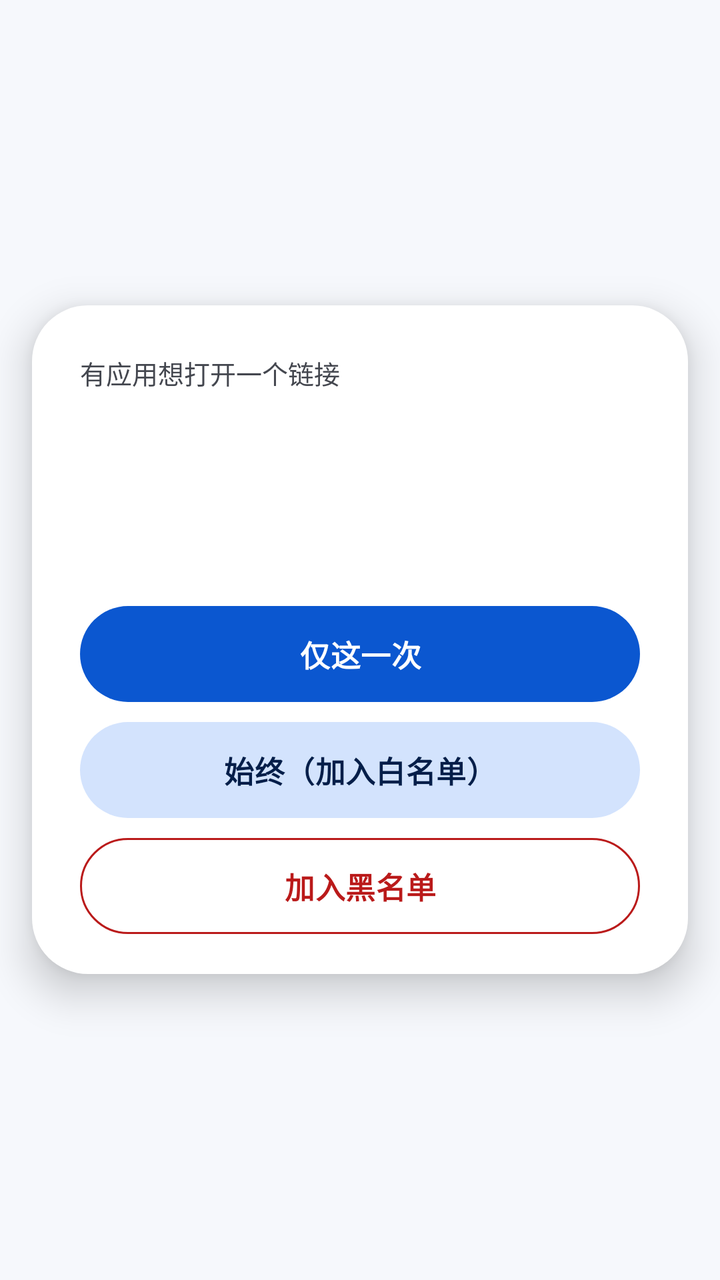
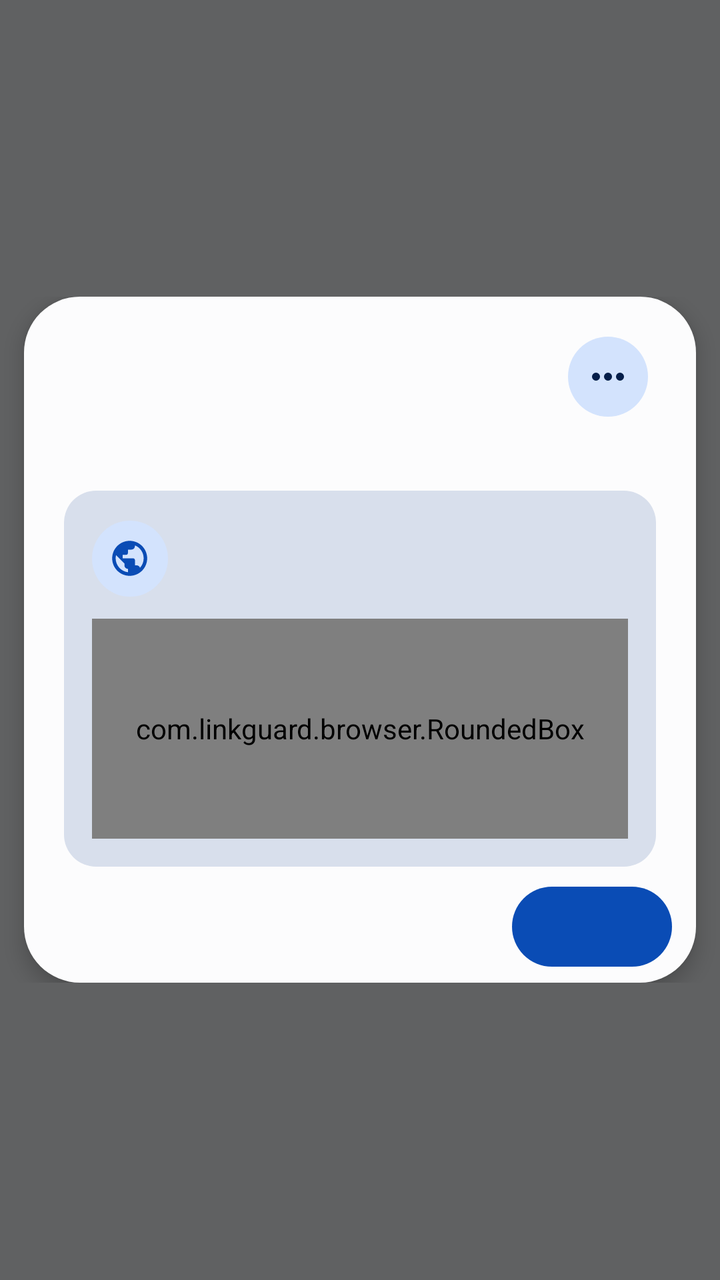

Before-and-after screenshots of an Android layout around one commit, followed by the original layout XML and the change that was made.
<!-- AndroidManifest.xml: application theme Theme.LG.Blue -->
<!-- res/layout/dialog_intercept.xml -->
<?xml version="1.0" encoding="utf-8"?>
<FrameLayout xmlns:android="http://schemas.android.com/apk/res/android"
    android:layout_width="match_parent"
    android:layout_height="match_parent">

    <ScrollView
        android:layout_width="match_parent"
        android:layout_height="wrap_content"
        android:layout_gravity="center"
        android:layout_marginStart="16dp"
        android:layout_marginEnd="16dp"
        android:background="@drawable/md_dialog_card"
        android:elevation="12dp"
        android:scrollbars="none">

        <LinearLayout
            android:layout_width="match_parent"
            android:layout_height="wrap_content"
            android:orientation="vertical"
            android:paddingStart="24dp"
            android:paddingTop="24dp"
            android:paddingEnd="24dp"
            android:paddingBottom="20dp">

            <TextView
                android:id="@+id/tvTitle"
                style="@style/Text.LG.Body"
                android:text="@string/ask_title" />

            <TextView
                android:id="@+id/tvRoot"
                style="@style/Text.LG.Headline"
                android:layout_marginTop="8dp"
                android:ellipsize="end"
                android:maxLines="2" />

            <TextView
                android:id="@+id/tvUrl"
                style="@style/Text.LG.Body"
                android:layout_marginTop="6dp"
                android:ellipsize="middle"
                android:maxLines="3"
                android:textSize="12sp" />

            <TextView
                android:id="@+id/tvSource"
                style="@style/Text.LG.Body"
                android:layout_marginTop="10dp"
                android:textSize="12sp"
                android:visibility="gone" />

            <TextView
                android:id="@+id/tvDefault"
                style="@style/Text.LG.Body"
                android:layout_marginTop="10dp"
                android:textSize="12sp" />

            <LinearLayout
                android:id="@+id/llActions"
                android:layout_width="match_parent"
                android:layout_height="wrap_content"
                android:layout_marginTop="22dp"
                android:orientation="vertical">

                <Button
                    android:id="@+id/btnOnce"
                    style="@style/Widget.LG.Button.Filled"
                    android:text="@string/opt_once" />

                <Button
                    android:id="@+id/btnAlways"
                    style="@style/Widget.LG.Button.Tonal"
                    android:layout_marginTop="10dp"
                    android:text="@string/opt_always" />

                <Button
                    android:id="@+id/btnBlock"
                    style="@style/Widget.LG.Button.Outlined.Danger"
                    android:layout_marginTop="10dp"
                    android:text="@string/opt_block" />

                <Button
                    android:id="@+id/btnAppBlock"
                    style="@style/Widget.LG.Button.Outlined.Danger"
                    android:layout_marginTop="10dp"
                    android:text="@string/block_this_app"
                    android:visibility="gone" />
            </LinearLayout>

            <LinearLayout
                android:id="@+id/llPicker"
                android:layout_width="match_parent"
                android:layout_height="wrap_content"
                android:layout_marginTop="14dp"
                android:orientation="vertical"
                android:visibility="gone">

                <TextView
                    android:id="@+id/tvPickHint"
                    style="@style/Text.LG.Body"
                    android:text="@string/pick_hint_once" />

                <ScrollView
                    android:id="@+id/svBrowsers"
                    android:layout_width="match_parent"
                    android:layout_height="wrap_content"
                    android:layout_marginTop="6dp"
                    android:scrollbars="vertical">

                    <LinearLayout
                        android:id="@+id/llBrowsers"
                        android:layout_width="match_parent"
                        android:layout_height="wrap_content"
                        android:orientation="vertical" />
                </ScrollView>

                <Button
                    android:id="@+id/btnBack"
                    style="@style/Widget.LG.Button.Outlined"
                    android:layout_marginTop="14dp"
                    android:text="@string/opt_back" />
            </LinearLayout>
        </LinearLayout>
    </ScrollView>
</FrameLayout>
<!-- resources referenced by this layout -->
<resources>
  <string name="ask_title">有应用想打开一个链接</string>
  <string name="block_this_app">屏蔽「%1$s」</string>
  <string name="opt_always">始终（加入白名单）</string>
  <string name="opt_back">返回</string>
  <string name="opt_block">加入黑名单</string>
  <string name="opt_once">仅这一次</string>
  <string name="pick_hint_once">还没设置默认浏览器，选一个只用于本次打开：</string>
  <style name="Text.LG.Body" parent="">
          <item name="android:layout_width">match_parent</item>
          <item name="android:layout_height">wrap_content</item>
          <item name="android:textColor">?attr/lgOnSurfaceVariant</item>
          <item name="android:textSize">13sp</item>
          <item name="android:lineSpacingExtra">3dp</item>
      </style>
  <style name="Text.LG.Headline" parent="">
          <item name="android:layout_width">match_parent</item>
          <item name="android:layout_height">wrap_content</item>
          <item name="android:textColor">?attr/lgOnSurface</item>
          <item name="android:textSize">24sp</item>
          <item name="android:textStyle">bold</item>
          <item name="android:includeFontPadding">false</item>
      </style>
  <style name="Widget.LG.Button.Outlined" parent="@style/Widget.LG.Button">
          <item name="android:background">@drawable/md_btn_outlined</item>
          <item name="android:textColor">?attr/lgPrimary</item>
      </style>
  <style name="Widget.LG.Button.Outlined.Danger" parent="@style/Widget.LG.Button.Outlined">
          <item name="android:background">@drawable/md_btn_outlined_danger</item>
          <item name="android:textColor">?attr/lgDanger</item>
      </style>
  <style name="Widget.LG.Button.Tonal" parent="@style/Widget.LG.Button">
          <item name="android:background">@drawable/md_btn_tonal</item>
          <item name="android:textColor">?attr/lgOnPrimaryContainer</item>
      </style>
  <style name="Theme.LG.Blue" parent="Theme.LG.Light">
          <item name="lgPrimary">#FF0B57D0</item>
          <item name="lgOnPrimary">#FFFFFFFF</item>
          <item name="lgPrimaryContainer">#FFD3E3FD</item>
          <item name="lgOnPrimaryContainer">#FF041E49</item>
          <item name="lgSurface">#FFFFFFFF</item>
          <item name="lgSurfaceVariant">#FFE3E2E8</item>
          <item name="lgOnSurface">#FF1A1C1E</item>
          <item name="lgOnSurfaceVariant">#FF44474F</item>
          <item name="lgOutline">#FF9AA0AA</item>
          <item name="lgOutlineVariant">#FFE0E5EC</item>
          <item name="lgDanger">#FFBA1A1A</item>
          <item name="lgDangerContainer">#FFFFDAD6</item>
          <item name="lgPageBg">#FFF6F8FC</item>
      </style>
  <style name="Widget.LG.Button" parent="">
          <item name="android:layout_width">match_parent</item>
          <item name="android:layout_height">wrap_content</item>
          <item name="android:minHeight">48dp</item>
          <item name="android:minWidth">0dp</item>
          <item name="android:gravity">center</item>
          <item name="android:textAllCaps">false</item>
          <item name="android:textSize">15sp</item>
          <item name="android:textStyle">bold</item>
          <item name="android:letterSpacing">0.01</item>
          <item name="android:paddingStart">20dp</item>
          <item name="android:paddingEnd">20dp</item>
          <item name="android:stateListAnimator">@null</item>
      </style>
  <!-- drawable md_btn_outlined (drawable) -->
  <?xml version="1.0" encoding="utf-8"?>
  <shape xmlns:android="http://schemas.android.com/apk/res/android"
      android:shape="rectangle">
      <solid android:color="@android:color/transparent" />
      <corners android:radius="24dp" />
      <stroke
          android:width="1dp"
          android:color="?attr/lgOutline" />
  </shape>
  <!-- drawable md_btn_outlined_danger (drawable) -->
  <?xml version="1.0" encoding="utf-8"?>
  <shape xmlns:android="http://schemas.android.com/apk/res/android"
      android:shape="rectangle">
      <solid android:color="@android:color/transparent" />
      <corners android:radius="24dp" />
      <stroke
          android:width="1dp"
          android:color="?attr/lgDanger" />
  </shape>
  <!-- drawable md_btn_tonal (drawable) -->
  <?xml version="1.0" encoding="utf-8"?>
  <shape xmlns:android="http://schemas.android.com/apk/res/android"
      android:shape="rectangle">
      <solid android:color="?attr/lgPrimaryContainer" />
      <corners android:radius="24dp" />
  </shape>
  <!-- unchanged entries left out for length: 4 -->
</resources>

<!-- the commit's change to res/layout/dialog_intercept.xml (unified diff, before → after) -->
@@ -1,124 +1,159 @@
 <?xml version="1.0" encoding="utf-8"?>
+
 <FrameLayout xmlns:android="http://schemas.android.com/apk/res/android"
+    xmlns:app="http://schemas.android.com/apk/res-auto"
     android:layout_width="match_parent"
-    android:layout_height="match_parent">
+    android:layout_height="match_parent"
+    android:background="#99000000">
 
     <ScrollView
         android:layout_width="match_parent"
         android:layout_height="wrap_content"
         android:layout_gravity="center"
-        android:layout_marginStart="16dp"
-        android:layout_marginEnd="16dp"
-        android:background="@drawable/md_dialog_card"
-        android:elevation="12dp"
         android:scrollbars="none">
 
         <LinearLayout
+            android:id="@+id/dlgCard"
             android:layout_width="match_parent"
             android:layout_height="wrap_content"
+            android:layout_marginStart="12dp"
+            android:layout_marginEnd="12dp"
             android:orientation="vertical"
-            android:paddingStart="24dp"
-            android:paddingTop="24dp"
-            android:paddingEnd="24dp"
-            android:paddingBottom="20dp">
+            android:background="@drawable/md_dialog_card"
+            android:elevation="6dp">
+
+            
+            <LinearLayout
+                android:layout_width="match_parent"
+                android:layout_height="wrap_content"
+                android:orientation="horizontal"
+                android:gravity="center_vertical"
+                android:paddingStart="20dp"
+                android:paddingEnd="24dp"
+                android:paddingTop="20dp">
+
+                
+                <TextView
+                    android:id="@+id/tvTitle"
+                    style="@style/Text.LG.DialogTitle"
+                    android:layout_width="0dp"
+                    android:layout_weight="1"
+                    android:layout_marginBottom="1dp"
+                    android:includeFontPadding="false" />
+
+                <ImageView
+                    android:id="@+id/btnMore"
+                    android:layout_width="40dp"
+                    android:layout_height="40dp"
+                    android:padding="8dp"
+                    android:src="@drawable/ic_more"
+                    android:tint="?attr/lgOnPrimaryContainer"
+                    android:background="@drawable/md_icon_button_bg"
+                    android:contentDescription="@null" />
+            </LinearLayout>
 
             <TextView
-                android:id="@+id/tvTitle"
+                android:id="@+id/tvSub"
                 style="@style/Text.LG.Body"
-                android:text="@string/ask_title" />
-
-            <TextView
-                android:id="@+id/tvRoot"
-                style="@style/Text.LG.Headline"
-                android:layout_marginTop="8dp"
-                android:ellipsize="end"
-                android:maxLines="2" />
-
-            <TextView
-                android:id="@+id/tvUrl"
-                style="@style/Text.LG.Body"
-                android:layout_marginTop="6dp"
-                android:ellipsize="middle"
-                android:maxLines="3"
-                android:textSize="12sp" />
-
-            <TextView
-                android:id="@+id/tvSource"
-                style="@style/Text.LG.Body"
-                android:layout_marginTop="10dp"
-                android:textSize="12sp"
-                android:visibility="gone" />
-
-            <TextView
-                android:id="@+id/tvDefault"
-                style="@style/Text.LG.Body"
-                android:layout_marginTop="10dp"
-                android:textSize="12sp" />
+                android:layout_marginStart="20dp"
+                android:layout_marginEnd="20dp"
+                android:layout_marginTop="8dp" />
 
             <LinearLayout
-                android:id="@+id/llActions"
+                android:id="@+id/boxDetail"
                 android:layout_width="match_parent"
                 android:layout_height="wrap_content"
-                android:layout_marginTop="22dp"
-                android:orientation="vertical">
+                android:layout_marginStart="20dp"
+                android:layout_marginEnd="20dp"
+                android:layout_marginTop="10dp"
+                android:orientation="vertical"
+                android:background="@drawable/md_detail_box"
+                android:padding="14dp">
 
-                <Button
-                    android:id="@+id/btnOnce"
-                    style="@style/Widget.LG.Button.Filled"
-                    android:text="@string/opt_once" />
+                <LinearLayout
+                    android:layout_width="match_parent"
+                    android:layout_height="wrap_content"
+                    android:orientation="horizontal"
+                    android:gravity="center_vertical">
 
-                <Button
-                    android:id="@+id/btnAlways"
-                    style="@style/Widget.LG.Button.Tonal"
+                    <FrameLayout
+                        android:layout_width="38dp"
+                        android:layout_height="38dp"
+                        android:background="@drawable/md_circle_container">
+
+                        <ImageView
+                            android:layout_width="21dp"
+                            android:layout_height="21dp"
+                            android:layout_gravity="center"
+                            android:src="@drawable/ic_globe_small"
+                            android:contentDescription="@null" />
+                    </FrameLayout>
+
+                    <LinearLayout
+                        android:layout_width="0dp"
+                        android:layout_height="wrap_content"
+                        android:layout_weight="1"
+                        android:layout_marginStart="12dp"
+                        android:orientation="vertical">
+
+                        <TextView
+                            android:id="@+id/tvRoot"
+                            style="@style/Text.LG.RowTitle"
+                            android:textStyle="bold" />
+
+                        <TextView
+                            android:id="@+id/tvUrl"
+                            style="@style/Text.LG.RowSub"
+                            android:ellipsize="middle"
+                            android:maxLines="1" />
+                    </LinearLayout>
+                </LinearLayout>
+
+                
+                <com.linkguard.browser.RoundedBox
+                    android:id="@+id/boxPreview"
+                    android:layout_width="match_parent"
+                    android:layout_height="110dp"
                     android:layout_marginTop="10dp"
-                    android:text="@string/opt_always" />
+                    android:background="@drawable/md_preview_card"
+                    app:lgRadius="12dp">
 
-                <Button
-                    android:id="@+id/btnBlock"
-                    style="@style/Widget.LG.Button.Outlined.Danger"
-                    android:layout_marginTop="10dp"
-                    android:text="@string/opt_block" />
+                    <WebView
+                        android:id="@+id/wvPreview"
+                        android:layout_width="match_parent"
+                        android:layout_height="match_parent" />
 
-                <Button
-                    android:id="@+id/btnAppBlock"
-                    style="@style/Widget.LG.Button.Outlined.Danger"
-                    android:layout_marginTop="10dp"
-                    android:text="@string/block_this_app"
-                    android:visibility="gone" />
+                    <TextView
+                        android:id="@+id/tvPreviewHint"
+                        style="@style/Text.LG.RowSub"
+                        android:layout_gravity="center"
+                        android:gravity="center" />
+
+                    
+                </com.linkguard.browser.RoundedBox>
             </LinearLayout>
 
             <LinearLayout
-                android:id="@+id/llPicker"
                 android:layout_width="match_parent"
                 android:layout_height="wrap_content"
-                android:layout_marginTop="14dp"
-                android:orientation="vertical"
-                android:visibility="gone">
+                android:orientation="horizontal"
+                android:gravity="end|center_vertical"
+                android:paddingStart="12dp"
+                android:paddingEnd="12dp"
+                android:paddingTop="10dp"
+                android:paddingBottom="8dp">
 
                 <TextView
-                    android:id="@+id/tvPickHint"
-                    style="@style/Text.LG.Body"
-                    android:text="@string/pick_hint_once" />
-
-                <ScrollView
-                    android:id="@+id/svBrowsers"
-                    android:layout_width="match_parent"
-                    android:layout_height="wrap_content"
-                    android:layout_marginTop="6dp"
-                    android:scrollbars="vertical">
-
-                    <LinearLayout
-                        android:id="@+id/llBrowsers"
-                        android:layout_width="match_parent"
-                        android:layout_height="wrap_content"
-                        android:orientation="vertical" />
-                </ScrollView>
+                    android:id="@+id/btnDeny"
+                    style="@style/Widget.LG.Button.DialogAction" />
 
                 <Button
-                    android:id="@+id/btnBack"
-                    style="@style/Widget.LG.Button.Outlined"
-                    android:layout_marginTop="14dp"
-                    android:text="@string/opt_back" />
+                    android:id="@+id/btnAllow"
+                    style="@style/Widget.LG.Button.Filled"
+                    android:layout_width="wrap_content"
+                    android:layout_height="40dp"
+                    android:minWidth="80dp"
+                    android:layout_marginStart="8dp" />
             </LinearLayout>
         </LinearLayout>
     </ScrollView>
<!-- resource entries referenced after the edit -->
@@ -1,58 +1,119 @@
 <!-- resources referenced by this layout -->
 <resources>
-  <string name="ask_title">有应用想打开一个链接</string>
-  <string name="block_this_app">屏蔽「%1$s」</string>
-  <string name="opt_always">始终（加入白名单）</string>
-  <string name="opt_back">返回</string>
-  <string name="opt_block">加入黑名单</string>
-  <string name="opt_once">仅这一次</string>
-  <string name="pick_hint_once">还没设置默认浏览器，选一个只用于本次打开：</string>
+  <!-- drawable ic_globe_small (drawable) -->
+  <?xml version="1.0" encoding="utf-8"?>
+  <vector xmlns:android="http://schemas.android.com/apk/res/android"
+      android:width="24dp" android:height="24dp"
+      android:viewportWidth="24" android:viewportHeight="24"
+      android:tint="?attr/lgPrimary">
+      <path android:fillColor="#FFFFFFFF"
+          android:pathData="M12,2C6.48,2 2,6.48 2,12s4.48,10 10,10 10,-4.48 10,-10S17.52,2 12,2zM11,19.93c-3.95,-0.49 -7,-3.85 -7,-7.93 0,-0.62 0.08,-1.21 0.21,-1.79L9,15v1c0,1.1 0.9,2 2,2v1.93zM17.9,17.39c-0.26,-0.81 -1,-1.39 -1.9,-1.39h-1v-3c0,-0.55 -0.45,-1 -1,-1H8v-2h2c0.55,0 1,-0.45 1,-1V7h2c1.1,0 2,-0.9 2,-2v-0.41c2.93,1.19 5,4.06 5,7.41 0,2.08 -0.8,3.97 -2.1,5.39z" />
+  </vector>
+  <!-- drawable ic_more (drawable) -->
+  <?xml version="1.0" encoding="utf-8"?>
+  <vector xmlns:android="http://schemas.android.com/apk/res/android"
+      android:width="24dp" android:height="24dp"
+      android:viewportWidth="24" android:viewportHeight="24"
+      android:tint="?attr/lgOnSurfaceVariant">
+      
+      <path android:pathData="M4,12a2,2 0 1,0 4,0a2,2 0 1,0 -4,0"
+          android:fillColor="#FFFFFFFF" />
+      
+      <path android:pathData="M10,12a2,2 0 1,0 4,0a2,2 0 1,0 -4,0"
+          android:fillColor="#FFFFFFFF" />
+      
+      <path android:pathData="M16,12a2,2 0 1,0 4,0a2,2 0 1,0 -4,0"
+          android:fillColor="#FFFFFFFF" />
+  </vector>
+  <!-- drawable md_circle_container (drawable) -->
+  <?xml version="1.0" encoding="utf-8"?>
+  
+  <shape xmlns:android="http://schemas.android.com/apk/res/android" android:shape="oval">
+      <solid android:color="?attr/lgPrimaryContainer" />
+  </shape>
+  <!-- drawable md_detail_box (drawable) -->
+  <?xml version="1.0" encoding="utf-8"?>
+  <shape xmlns:android="http://schemas.android.com/apk/res/android" android:shape="rectangle">
+      <solid android:color="?attr/lgSurfaceContainerHigh" />
+      <corners android:radius="16dp" />
+  </shape>
+  <!-- drawable md_icon_button_bg (drawable) -->
+  <?xml version="1.0" encoding="utf-8"?>
+  <ripple xmlns:android="http://schemas.android.com/apk/res/android"
+      android:color="?attr/lgRipple">
+      <item>
+          <shape android:shape="oval">
+              <solid android:color="?attr/lgPrimaryContainer" />
+          </shape>
+      </item>
+  </ripple>
+  <!-- drawable md_preview_card (drawable) -->
+  <?xml version="1.0" encoding="utf-8"?>
+  
+  <shape xmlns:android="http://schemas.android.com/apk/res/android" android:shape="rectangle">
+      <solid android:color="?attr/lgSurface" />
+      <corners android:radius="12dp" />
+      <stroke android:width="1dp" android:color="?attr/lgOutlineVariant" />
+  </shape>
   <style name="Text.LG.Body" parent="">
           <item name="android:layout_width">match_parent</item>
           <item name="android:layout_height">wrap_content</item>
           <item name="android:textColor">?attr/lgOnSurfaceVariant</item>
-          <item name="android:textSize">13sp</item>
-          <item name="android:lineSpacingExtra">3dp</item>
+          <item name="android:textSize">14sp</item>
+          <item name="android:lineSpacingExtra">4dp</item>
       </style>
-  <style name="Text.LG.Headline" parent="">
+  <style name="Text.LG.DialogTitle" parent="">
           <item name="android:layout_width">match_parent</item>
           <item name="android:layout_height">wrap_content</item>
           <item name="android:textColor">?attr/lgOnSurface</item>
-          <item name="android:textSize">24sp</item>
-          <item name="android:textStyle">bold</item>
+          <item name="android:textSize">22sp</item>
           <item name="android:includeFontPadding">false</item>
       </style>
-  <style name="Widget.LG.Button.Outlined" parent="@style/Widget.LG.Button">
-          <item name="android:background">@drawable/md_btn_outlined</item>
+  <style name="Text.LG.RowSub" parent="">
+          <item name="android:layout_width">match_parent</item>
+          <item name="android:layout_height">wrap_content</item>
+          <item name="android:textColor">?attr/lgOnSurfaceVariant</item>
+          <item name="android:textSize">12sp</item>
+          <item name="android:layout_marginTop">2dp</item>
+      </style>
+  <style name="Text.LG.RowTitle" parent="">
+          <item name="android:layout_width">match_parent</item>
+          <item name="android:layout_height">wrap_content</item>
+          <item name="android:textColor">?attr/lgOnSurface</item>
+          <item name="android:textSize">16sp</item>
+      </style>
+  <style name="Widget.LG.Button.DialogAction" parent="@style/Widget.LG.Button">
+          <item name="android:layout_width">wrap_content</item>
+          <item name="android:minWidth">64dp</item>
+          <item name="android:minHeight">40dp</item>
+          <item name="android:paddingStart">12dp</item>
+          <item name="android:paddingEnd">12dp</item>
+          <item name="android:layout_marginStart">4dp</item>
+          <item name="android:background">?android:attr/selectableItemBackground</item>
           <item name="android:textColor">?attr/lgPrimary</item>
       </style>
-  <style name="Widget.LG.Button.Outlined.Danger" parent="@style/Widget.LG.Button.Outlined">
-          <item name="android:background">@drawable/md_btn_outlined_danger</item>
-          <item name="android:textColor">?attr/lgDanger</item>
-      </style>
-  <style name="Widget.LG.Button.Tonal" parent="@style/Widget.LG.Button">
-          <item name="android:background">@drawable/md_btn_tonal</item>
-          <item name="android:textColor">?attr/lgOnPrimaryContainer</item>
-      </style>
   <style name="Theme.LG.Blue" parent="Theme.LG.Light">
-          <item name="lgPrimary">#FF0B57D0</item>
+          <item name="lgPrimary">#FF0A4CB5</item>
           <item name="lgOnPrimary">#FFFFFFFF</item>
           <item name="lgPrimaryContainer">#FFD3E3FD</item>
           <item name="lgOnPrimaryContainer">#FF041E49</item>
-          <item name="lgSurface">#FFFFFFFF</item>
-          <item name="lgSurfaceVariant">#FFE3E2E8</item>
+          <item name="lgRipple">#1F041E49</item>
+          <item name="lgSurface">#FFFCFCFD</item>
+          <item name="lgSurfaceVariant">#FFD0D8E4</item>
+          <item name="lgSurfaceContainer">#FFE6EBF2</item>
+          <item name="lgSurfaceContainerHigh">#FFD8DFEC</item>
           <item name="lgOnSurface">#FF1A1C1E</item>
           <item name="lgOnSurfaceVariant">#FF44474F</item>
           <item name="lgOutline">#FF9AA0AA</item>
-          <item name="lgOutlineVariant">#FFE0E5EC</item>
+          <item name="lgOutlineVariant">#FFC1C9D7</item>
           <item name="lgDanger">#FFBA1A1A</item>
           <item name="lgDangerContainer">#FFFFDAD6</item>
-          <item name="lgPageBg">#FFF6F8FC</item>
+          <item name="lgPageBg">#FFF2F4F7</item>
       </style>
   <style name="Widget.LG.Button" parent="">
           <item name="android:layout_width">match_parent</item>
           <item name="android:layout_height">wrap_content</item>
-          <item name="android:minHeight">48dp</item>
+          <item name="android:minHeight">56dp</item>
           <item name="android:minWidth">0dp</item>
           <item name="android:gravity">center</item>
           <item name="android:textAllCaps">false</item>
@@ -63,33 +124,6 @@
           <item name="android:paddingEnd">20dp</item>
           <item name="android:stateListAnimator">@null</item>
       </style>
-  <!-- drawable md_btn_outlined (drawable) -->
-  <?xml version="1.0" encoding="utf-8"?>
-  <shape xmlns:android="http://schemas.android.com/apk/res/android"
-      android:shape="rectangle">
-      <solid android:color="@android:color/transparent" />
-      <corners android:radius="24dp" />
-      <stroke
-          android:width="1dp"
-          android:color="?attr/lgOutline" />
-  </shape>
-  <!-- drawable md_btn_outlined_danger (drawable) -->
-  <?xml version="1.0" encoding="utf-8"?>
-  <shape xmlns:android="http://schemas.android.com/apk/res/android"
-      android:shape="rectangle">
-      <solid android:color="@android:color/transparent" />
-      <corners android:radius="24dp" />
-      <stroke
-          android:width="1dp"
-          android:color="?attr/lgDanger" />
-  </shape>
-  <!-- drawable md_btn_tonal (drawable) -->
-  <?xml version="1.0" encoding="utf-8"?>
-  <shape xmlns:android="http://schemas.android.com/apk/res/android"
-      android:shape="rectangle">
-      <solid android:color="?attr/lgPrimaryContainer" />
-      <corners android:radius="24dp" />
-  </shape>
   <!-- unchanged entries left out for length: 4 -->
 </resources>
 
